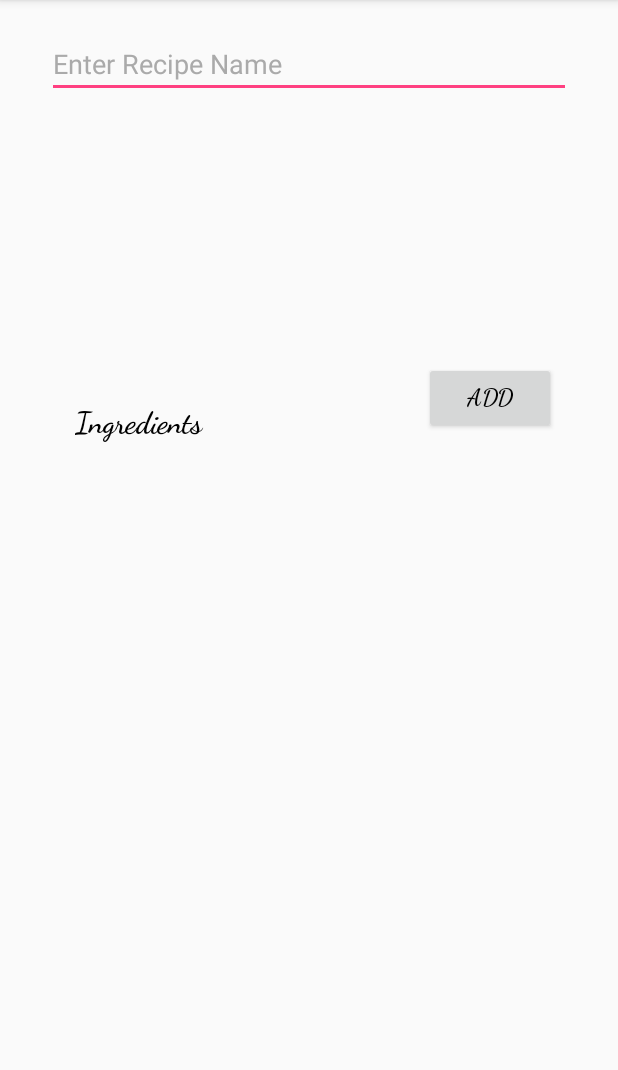
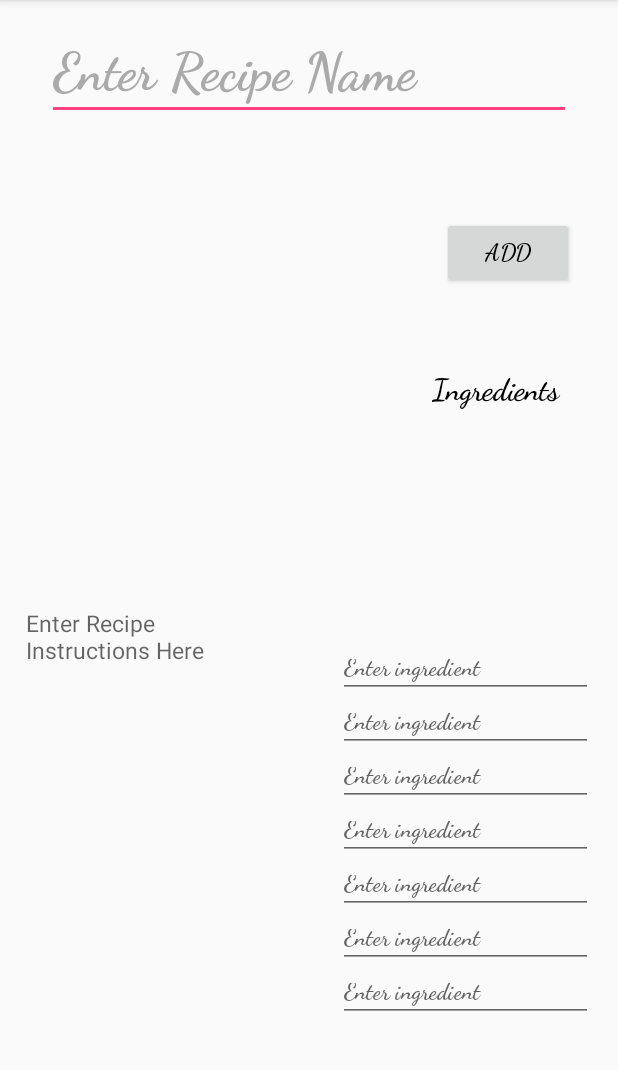
Before and after one commit to SJSU-Spring2018-CS175/whats-for-dinner-zjeffreyl, an Android app: the NewRecipe screen opened directly, with no data from a screen before it, on a phone screen of 412 x 824 dp, the part 84-1154 px from its top. Run offline under Robolectric (Android 15) with nearby library versions, the phone set to English and light mode, and no system bars.

Commit message:
Two Three Tree Attempt 1

```diff
--- a/app/src/main/java/com/example/zjeff/whatsfordinner/NewRecipe.java
+++ b/app/src/main/java/com/example/zjeff/whatsfordinner/NewRecipe.java
@@ -1,13 +1,56 @@
 package com.example.zjeff.whatsfordinner;
 
+import android.content.Intent;
 import android.support.v7.app.AppCompatActivity;
 import android.os.Bundle;
+import android.view.View;
+import android.widget.AutoCompleteTextView;
+import android.widget.EditText;
+
+import java.util.ArrayList;
 
 public class NewRecipe extends AppCompatActivity {
-
+    public RecipeData recipeData;
     @Override
     protected void onCreate(Bundle savedInstanceState) {
         super.onCreate(savedInstanceState);
         setContentView(R.layout.activity_new_recipe);
     }
+
+    public void addRecipe(View view){
+        EditText name = (EditText)findViewById(R.id.RecipeName);
+        String recipeName = name.getText().toString();
+
+        ArrayList<String> ingredients = new ArrayList<String>();
+        AutoCompleteTextView ingred1 = (AutoCompleteTextView)findViewById(R.id.ingredient1);
+        String ingredient1 = ingred1.getText().toString();
+        ingredients.add(ingredient1);
+        AutoCompleteTextView ingred2 = (AutoCompleteTextView)findViewById(R.id.ingredient2);
+        String ingredient2 = ingred2.getText().toString();
+        ingredients.add(ingredient2);
+        AutoCompleteTextView ingred3 = (AutoCompleteTextView)findViewById(R.id.ingredient3);
+        String ingredient3 = ingred3.getText().toString();
+        ingredients.add(ingredient3);
+        AutoCompleteTextView ingred4 = (AutoCompleteTextView)findViewById(R.id.ingredient4);
+        String ingredient4 = ingred4.getText().toString();
+        ingredients.add(ingredient4);
+        AutoCompleteTextView ingred5 = (AutoCompleteTextView)findViewById(R.id.ingredient5);
+        String ingredient5 = ingred5.getText().toString();
+        ingredients.add(ingredient5);
+        AutoCompleteTextView ingred6 = (AutoCompleteTextView)findViewById(R.id.ingredient6);
+        String ingredient6 = ingred6.getText().toString();
+        ingredients.add(ingredient6);
+        AutoCompleteTextView ingred7 = (AutoCompleteTextView)findViewById(R.id.ingredient7);
+        String ingredient7 = ingred7.getText().toString();
+        ingredients.add(ingredient7);
+
+        EditText desc = (EditText)findViewById(R.id.Instructions);
+        String description = desc.getText().toString();
+
+        recipeData = new RecipeData(recipeName, ingredients, description);
+        Intent intent = new Intent(this, Recipes.class);
+        intent.putExtra("recipeName", recipeData.getName());
+        intent.putExtra("IngredientsList", recipeData.getIngredients());
+        intent.putExtra("recipeDescription", recipeData.getDescription());
+    }
 }
--- a/app/src/main/java/com/example/zjeff/whatsfordinner/Recipes.java
+++ b/app/src/main/java/com/example/zjeff/whatsfordinner/Recipes.java
@@ -2,6 +2,7 @@ package com.example.zjeff.whatsfordinner;
 
 import android.support.v7.app.AppCompatActivity;
 import android.os.Bundle;
+import android.widget.TextView;
 
 public class Recipes extends AppCompatActivity {
 
@@ -9,5 +10,10 @@ public class Recipes extends AppCompatActivity {
     protected void onCreate(Bundle savedInstanceState) {
         super.onCreate(savedInstanceState);
         setContentView(R.layout.activity_recipes);
+
+        TextView textView = (TextView) findViewById(R.id.RecipeTest);
+        Bundle bundle = getIntent().getExtras();
+        String name = bundle.getString("recipeName");
+        textView.setText(name);
     }
 }
--- a/app/src/main/res/layout/activity_new_recipe.xml
+++ b/app/src/main/res/layout/activity_new_recipe.xml
@@ -9,15 +9,18 @@
     <EditText
         android:id="@+id/RecipeName"
         android:layout_width="349dp"
-        android:layout_height="wrap_content"
+        android:layout_height="60dp"
         android:layout_marginBottom="8dp"
         android:layout_marginEnd="8dp"
         android:layout_marginStart="8dp"
         android:layout_marginTop="8dp"
         android:ems="10"
+        android:fontFamily="cursive"
         android:hint="Enter Recipe Name"
         android:inputType="text"
         android:textColorHint="@android:color/darker_gray"
+        android:textSize="35sp"
+        android:textStyle="bold"
         app:layout_constraintBottom_toBottomOf="parent"
         app:layout_constraintEnd_toEndOf="parent"
         app:layout_constraintStart_toStartOf="parent"
@@ -34,16 +37,17 @@
         android:layout_marginTop="8dp"
         android:fontFamily="cursive"
         android:gravity="center"
+        android:onClick="addRecipe"
         android:text="Add"
         android:textColor="@android:color/black"
         android:textSize="15sp"
         android:textStyle="bold"
         app:layout_constraintBottom_toBottomOf="parent"
         app:layout_constraintEnd_toEndOf="parent"
-        app:layout_constraintHorizontal_bias="0.891"
+        app:layout_constraintHorizontal_bias="0.931"
         app:layout_constraintStart_toStartOf="parent"
         app:layout_constraintTop_toTopOf="parent"
-        app:layout_constraintVertical_bias="0.331"
+        app:layout_constraintVertical_bias="0.194"
         tools:text="+ Add Recipe" />
 
     <TextView
@@ -62,10 +66,130 @@
         android:textStyle="bold"
         app:layout_constraintBottom_toBottomOf="parent"
         app:layout_constraintEnd_toEndOf="parent"
-        app:layout_constraintHorizontal_bias="0.14"
+        app:layout_constraintHorizontal_bias="0.937"
         app:layout_constraintStart_toStartOf="parent"
         app:layout_constraintTop_toTopOf="parent"
-        app:layout_constraintVertical_bias="0.361"
+        app:layout_constraintVertical_bias="0.32999998"
         tools:text="Ingredients" />
 
+    <LinearLayout
+        android:id="@+id/IngredientList"
+        android:layout_width="168dp"
+        android:layout_height="276dp"
+        android:layout_marginBottom="8dp"
+        android:layout_marginEnd="8dp"
+        android:layout_marginStart="8dp"
+        android:layout_marginTop="8dp"
+        android:gravity="center"
+        android:orientation="vertical"
+        app:layout_constraintBottom_toBottomOf="parent"
+        app:layout_constraintEnd_toEndOf="parent"
+        app:layout_constraintHorizontal_bias="0.957"
+        app:layout_constraintStart_toStartOf="parent"
+        app:layout_constraintTop_toTopOf="parent"
+        app:layout_constraintVertical_bias="0.86">
+
+        <AutoCompleteTextView
+            android:id="@+id/ingredient1"
+            android:layout_width="170dp"
+            android:layout_height="36dp"
+            android:fontFamily="cursive"
+            android:gravity="left"
+            android:hint="Enter ingredient"
+            android:textColor="@android:color/black"
+            android:textSize="15sp"
+            android:textStyle="bold" />
+
+        <AutoCompleteTextView
+            android:id="@+id/ingredient2"
+            android:layout_width="170dp"
+            android:layout_height="36dp"
+            android:fontFamily="cursive"
+            android:gravity="left"
+            android:hint="Enter ingredient"
+            android:textColor="@android:color/black"
+            android:textSize="15sp"
+            android:textStyle="bold" />
+
+        <AutoCompleteTextView
+            android:id="@+id/ingredient3"
+            android:layout_width="170dp"
+            android:layout_height="36dp"
+            android:fontFamily="cursive"
+            android:gravity="left"
+            android:hint="Enter ingredient"
+            android:textColor="@android:color/black"
+            android:textSize="15sp"
+            android:textStyle="bold" />
+
+        <AutoCompleteTextView
+            android:id="@+id/ingredient4"
+            android:layout_width="170dp"
+            android:layout_height="36dp"
+            android:fontFamily="cursive"
+            android:gravity="left"
+            android:hint="Enter ingredient"
+            android:textColor="@android:color/black"
+            android:textSize="15sp"
+            android:textStyle="bold" />
+
+        <AutoCompleteTextView
+            android:id="@+id/ingredient5"
+            android:layout_width="170dp"
+            android:layout_height="36dp"
+            android:fontFamily="cursive"
+            android:gravity="left"
+            android:hint="Enter ingredient"
+            android:textColor="@android:color/black"
+            android:textSize="15sp"
+            android:textStyle="bold" />
+
+        <AutoCompleteTextView
+            android:id="@+id/ingredient6"
+            android:layout_width="170dp"
+            android:layout_height="36dp"
+            android:fontFamily="cursive"
+            android:gravity="left"
+            android:hint="Enter ingredient"
+            android:textColor="@android:color/black"
+            android:textSize="15sp"
+            android:textStyle="bold" />
+
+        <AutoCompleteTextView
+            android:id="@+id/ingredient7"
+            android:layout_width="170dp"
+            android:layout_height="36dp"
+            android:fontFamily="cursive"
+            android:gravity="left"
+            android:hint="Enter ingredient"
+            android:textColor="@android:color/black"
+            android:textSize="15sp"
+            android:textStyle="bold" />
+
+    </LinearLayout>
+
+    <EditText
+        android:id="@+id/Instructions"
+        android:layout_width="156dp"
+        android:layout_height="304dp"
+        android:layout_marginBottom="8dp"
+        android:layout_marginEnd="8dp"
+        android:layout_marginStart="8dp"
+        android:layout_marginTop="8dp"
+        android:background="@null"
+        android:ems="10"
+        android:gravity="top|left"
+        android:hint="Enter Recipe Instructions Here"
+        android:inputType="textMultiLine|textLongMessage"
+        android:lines="100"
+        android:maxLength="250"
+        android:selectAllOnFocus="false"
+        android:singleLine="false"
+        android:textSize="15sp"
+        app:layout_constraintBottom_toBottomOf="parent"
+        app:layout_constraintEnd_toEndOf="parent"
+        app:layout_constraintHorizontal_bias="0.04"
+        app:layout_constraintStart_toStartOf="parent"
+        app:layout_constraintTop_toTopOf="parent"
+        app:layout_constraintVertical_bias="0.886" />
 </android.support.constraint.ConstraintLayout>
--- a/app/src/main/res/layout/activity_recipes.xml
+++ b/app/src/main/res/layout/activity_recipes.xml
@@ -6,4 +6,19 @@
     android:layout_height="match_parent"
     tools:context="com.example.zjeff.whatsfordinner.Recipes">
 
+    <TextView
+        android:id="@+id/RecipeTest"
+        android:layout_width="122dp"
+        android:layout_height="27dp"
+        android:layout_marginBottom="8dp"
+        android:layout_marginEnd="8dp"
+        android:layout_marginStart="8dp"
+        android:layout_marginTop="8dp"
+        android:text="TextView"
+        app:layout_constraintBottom_toBottomOf="parent"
+        app:layout_constraintEnd_toEndOf="parent"
+        app:layout_constraintHorizontal_bias="0.15"
+        app:layout_constraintStart_toStartOf="parent"
+        app:layout_constraintTop_toTopOf="parent"
+        app:layout_constraintVertical_bias="0.151" />
 </android.support.constraint.ConstraintLayout>
```
